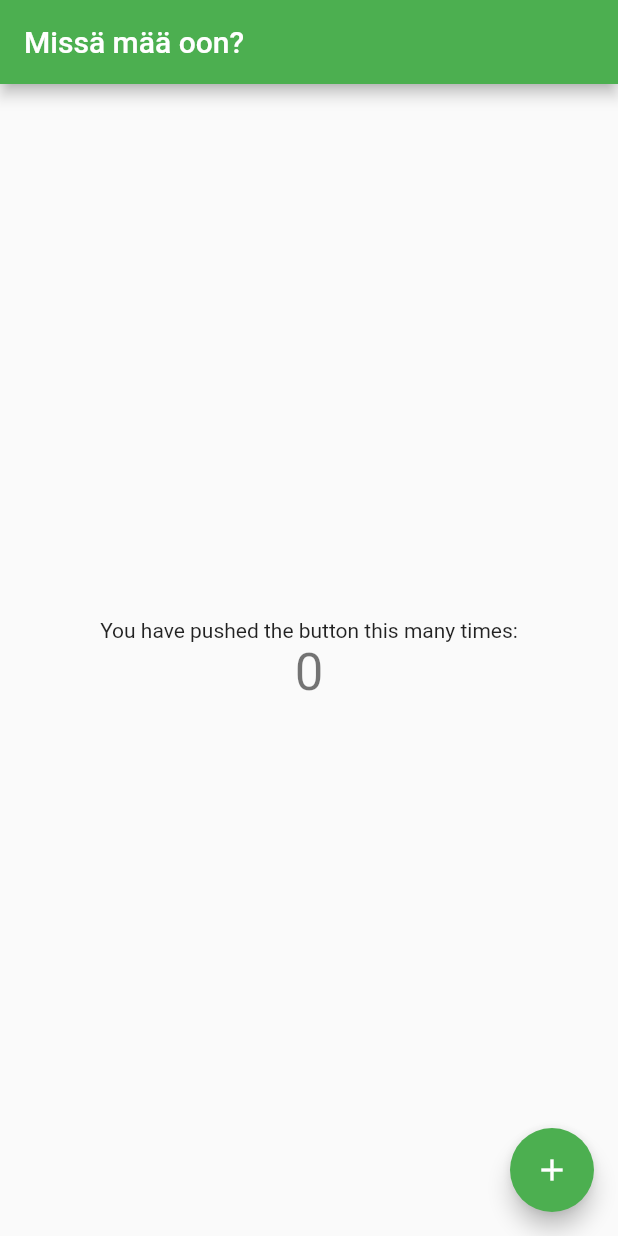
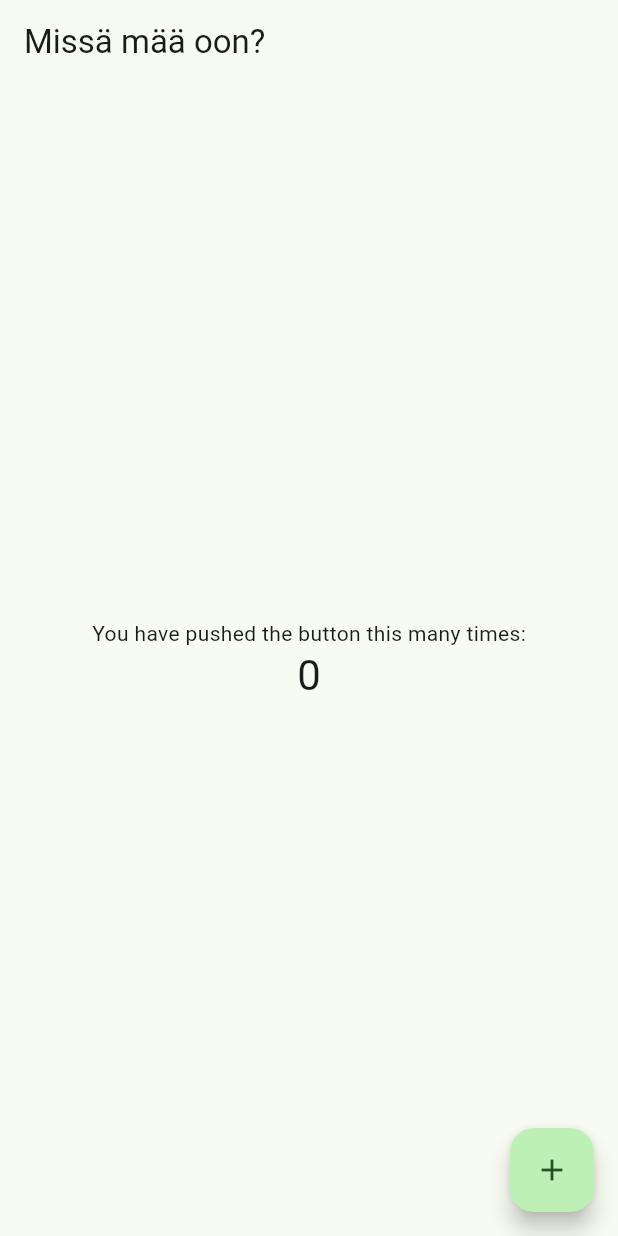
Before and after one commit to areee/missa_maa_oon, a Flutter app: the screen it shows after launch, on a phone screen of 412 x 824 dp. Run offline on Flutter 3.47's test engine with Material 2 defaults, Android fonts, the phone set to English and light mode, and no system bars.

```diff
--- a/lib/main.dart
+++ b/lib/main.dart
@@ -15,7 +15,8 @@ class MyApp extends StatelessWidget {
       debugShowCheckedModeBanner: false,
       title: appName,
       theme: ThemeData(
-        primarySwatch: Colors.green,
+        useMaterial3: true,
+        colorSchemeSeed: Colors.green,
       ),
       home: const MyHomePage(title: appName),
     );
```
